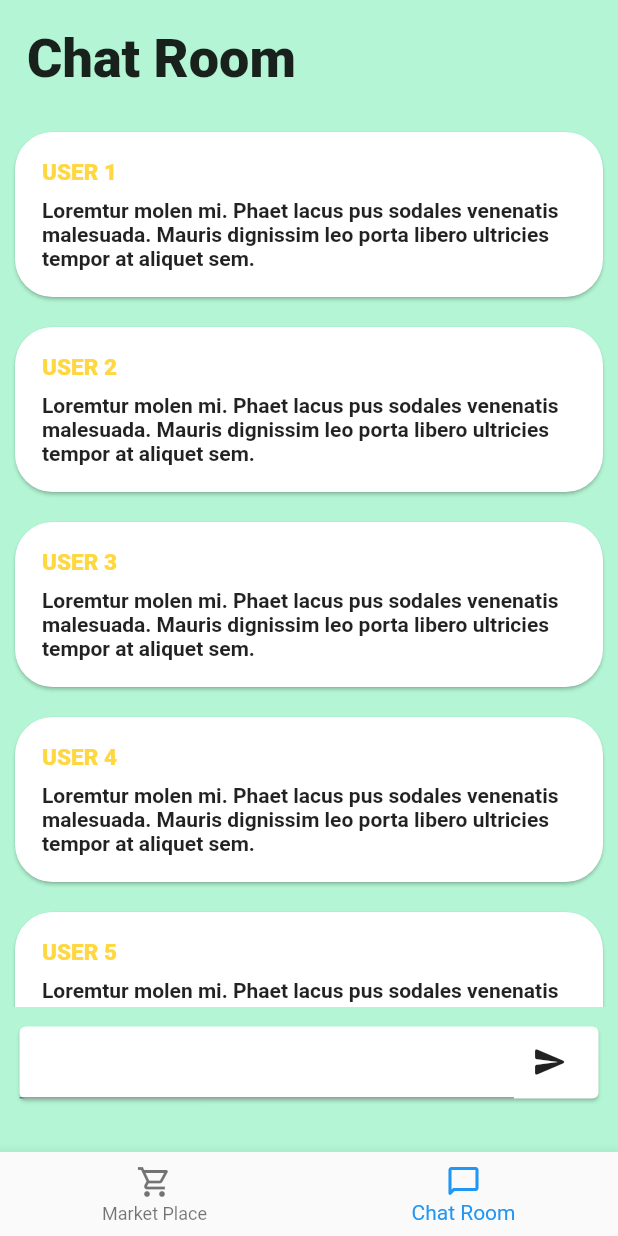
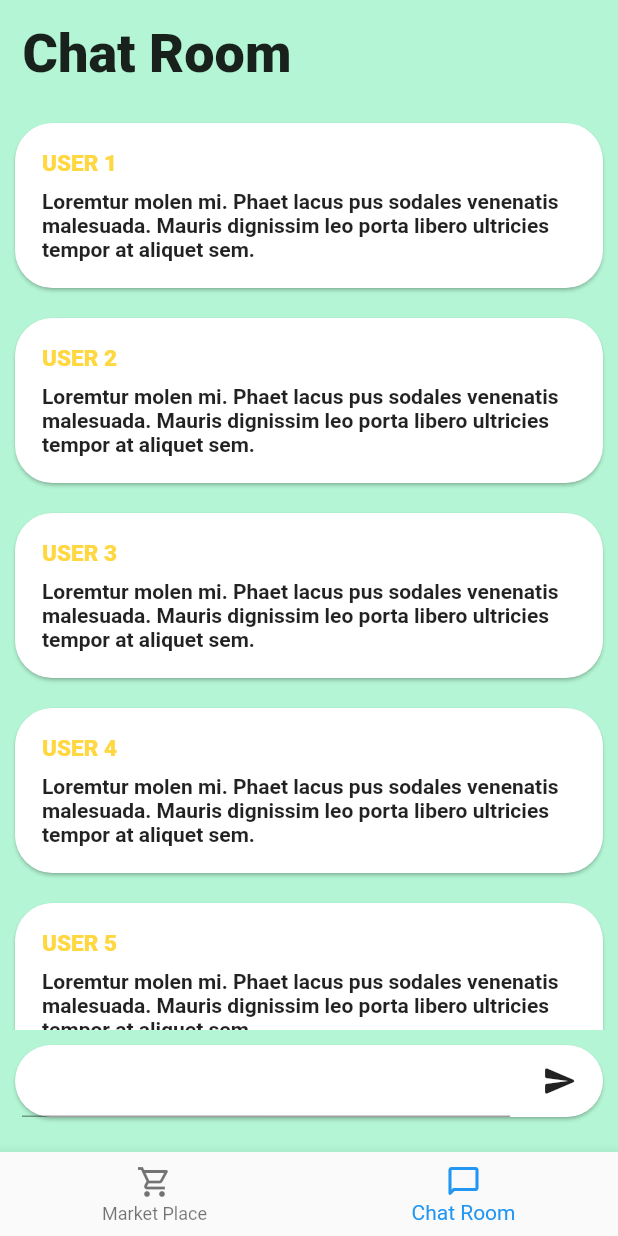
Before and after one commit to aaarc/FarmFriend, a Flutter app: the screen it shows after launch, item 2 of the bottom bar chosen, on a phone screen of 412 x 824 dp. Run offline on Flutter 3.47's test engine with Material 2 defaults, Android fonts, the light colour scheme and no system bars.

Commit message:
ui_updates

```diff
--- a/lib/chatroom.dart
+++ b/lib/chatroom.dart
@@ -29,10 +29,10 @@ class _chatroom_pageState extends State<chatroom_page> {
       body: SingleChildScrollView(
         child: Column(crossAxisAlignment: CrossAxisAlignment.start,
           children: [Padding(
-            padding: const EdgeInsets.all(18.0),
+            padding: const EdgeInsets.all(15.0),
             child: Text("Chat Room",style: TextStyle(fontWeight: FontWeight.w800,fontSize: 36)),
           ),
-            SizedBox(height:MediaQuery.of(context).size.height*0.72,
+            SizedBox(height:MediaQuery.of(context).size.height*0.746,
               child: SingleChildScrollView(physics: AlwaysScrollableScrollPhysics(),
                 child:
                 Column(
@@ -57,10 +57,10 @@ class _chatroom_pageState extends State<chatroom_page> {
                                 ],),)),
                           );}),],),),),
             Padding(
-              padding: const EdgeInsets.all(9.0),
-              child: Card(
-                child: Row(children: [
-                  SizedBox(width: MediaQuery.of(context).size.width*0.80,child: TextFormField(controller: message_controller,)),IconButton(onPressed: (){}, icon:Icon(Icons.send_rounded))
+              padding: const EdgeInsets.all(6.0),
+              child: Card(shape: RoundedRectangleBorder(borderRadius: BorderRadius.circular(25)),
+                child: Row(mainAxisAlignment: MainAxisAlignment.spaceAround,children: [
+                  SizedBox(width: MediaQuery.of(context).size.width*0.79,child: TextFormField(controller: message_controller,)),IconButton(onPressed: (){}, icon:Icon(Icons.send_rounded))
                 ],),
               ),
             )
```
